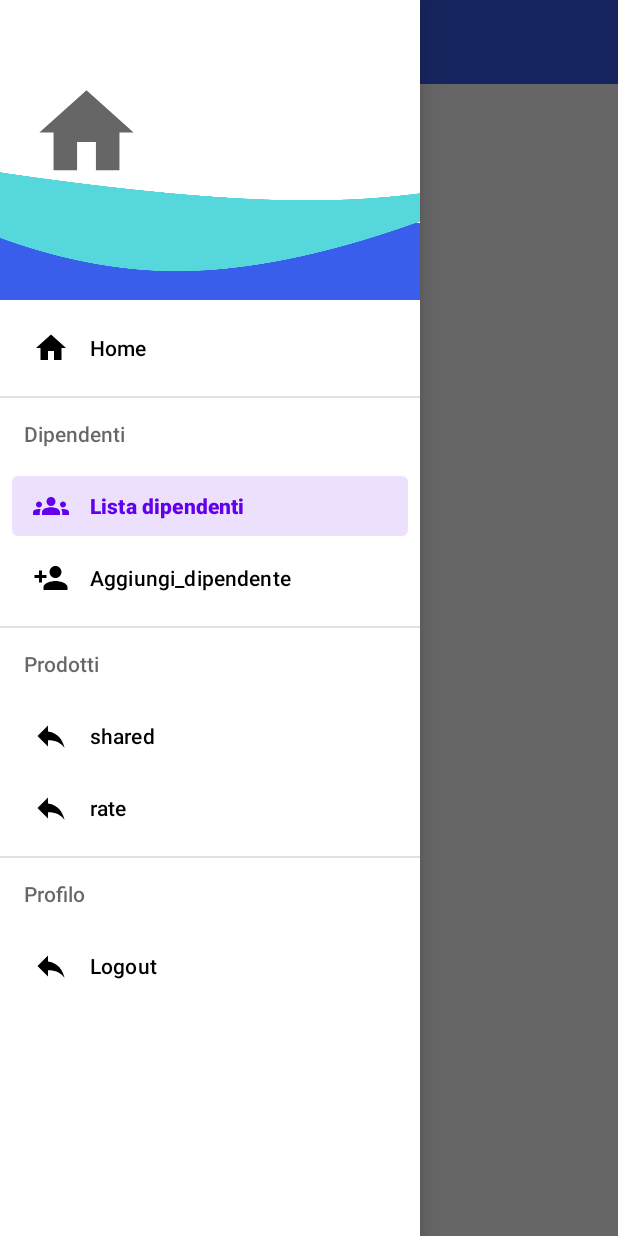
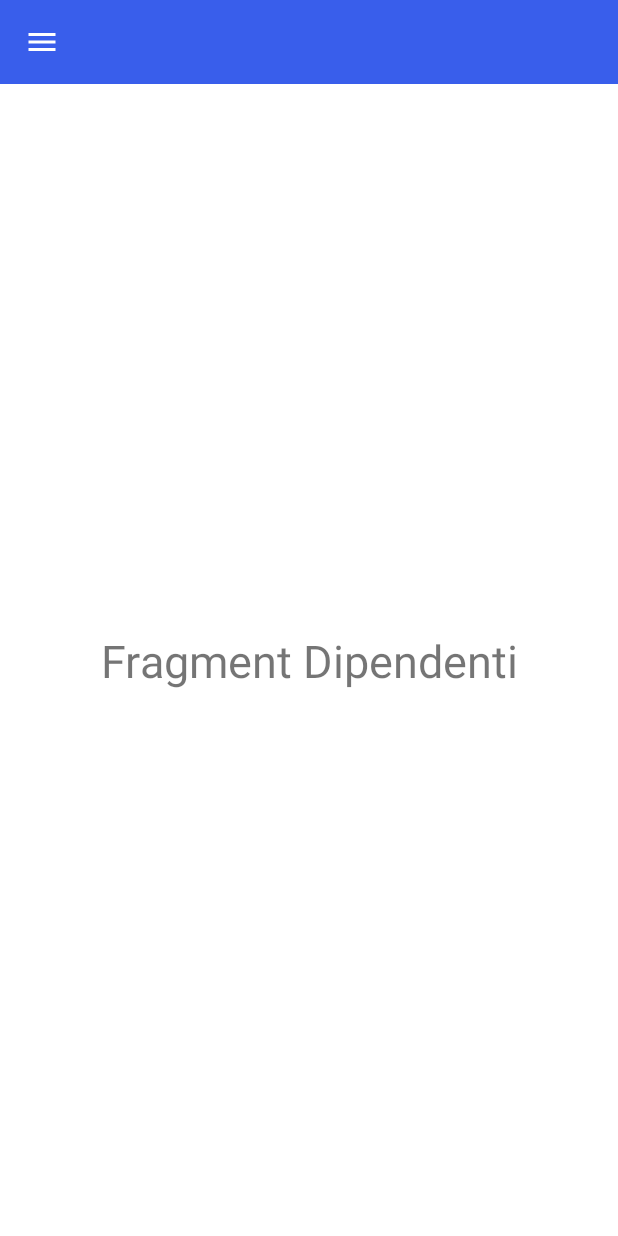
Before and after one commit to Bottrap/MyStore_1_0, an Android app: the ProfileActivity screen opened directly, with no data from a screen before it, in the side drawer, after a tap on "Lista dipendenti", on a phone screen of 412 x 824 dp. Run offline under Robolectric (Android 15) with nearby library versions, the phone set to English and light mode, and no system bars; Roboto replaces fonts that are not available here; 2 statements that could not run were skipped.

Commit message:
Macello pt.1

```diff
--- /dev/null
+++ b/app/src/main/java/com/example/mystore_1_0/Fragments/HomeFragment.java
@@ -0,0 +1,20 @@
+package com.example.mystore_1_0.Fragments;
+
+import android.os.Bundle;
+import android.view.LayoutInflater;
+import android.view.View;
+import android.view.ViewGroup;
+
+import androidx.annotation.NonNull;
+import androidx.annotation.Nullable;
+import androidx.fragment.app.Fragment;
+
+import com.example.mystore_1_0.R;
+
+public class HomeFragment extends Fragment {
+    @Nullable
+    @Override
+    public View onCreateView(@NonNull LayoutInflater inflater, @Nullable ViewGroup container, @Nullable Bundle savedInstanceState) {
+        return inflater.inflate(R.layout.fragment_home, container, false);
+    }
+}
--- /dev/null
+++ b/app/src/main/java/com/example/mystore_1_0/Fragments/ShowUsersFragment.java
@@ -0,0 +1,20 @@
+package com.example.mystore_1_0.Fragments;
+
+import android.os.Bundle;
+import android.view.LayoutInflater;
+import android.view.View;
+import android.view.ViewGroup;
+
+import androidx.annotation.NonNull;
+import androidx.annotation.Nullable;
+import androidx.fragment.app.Fragment;
+
+import com.example.mystore_1_0.R;
+
+public class ShowUsersFragment extends Fragment {
+    @Nullable
+    @Override
+    public View onCreateView(@NonNull LayoutInflater inflater, @Nullable ViewGroup container, @Nullable Bundle savedInstanceState) {
+        return inflater.inflate(R.layout.fragment_showusers, container, false);
+    }
+}
--- a/app/src/main/java/com/example/mystore_1_0/ProfileActivity.java
+++ b/app/src/main/java/com/example/mystore_1_0/ProfileActivity.java
@@ -3,17 +3,23 @@ import androidx.annotation.NonNull;
 import androidx.appcompat.app.ActionBarDrawerToggle;
 import androidx.appcompat.app.AppCompatActivity;
 import androidx.core.content.ContextCompat;
+import androidx.core.content.res.ResourcesCompat;
 import androidx.core.view.GravityCompat;
 import androidx.drawerlayout.widget.DrawerLayout;
 import androidx.appcompat.widget.Toolbar;
 import android.content.Intent;
+import android.graphics.drawable.Drawable;
 import android.os.Bundle;
 import android.view.MenuItem;
 import android.view.View;
 import android.view.Window;
 import android.view.WindowManager;
+import android.widget.EditText;
 import android.widget.TextView;
 
+import com.example.mystore_1_0.Fragments.AddUsersFragment;
+import com.example.mystore_1_0.Fragments.HomeFragment;
+import com.example.mystore_1_0.Fragments.ShowUsersFragment;
 import com.google.android.material.navigation.NavigationView;
 public class ProfileActivity extends AppCompatActivity implements NavigationView.OnNavigationItemSelectedListener {
     DrawerLayout drawerLayout;
@@ -46,13 +52,29 @@ public class ProfileActivity extends AppCompatActivity implements NavigationView
 
         //toolbar
         setSupportActionBar(toolbar);
-        getSupportActionBar().setTitle("Mi dissocio");
+        getSupportActionBar().setDisplayShowTitleEnabled(false);
         //drawer menu
         navigationView.bringToFront(); //si evidenzia alla pressione
         ActionBarDrawerToggle toggle = new ActionBarDrawerToggle(this, drawerLayout, toolbar, R.string.navigation_drawer_open, R.string.navigation_drawer_close);
         drawerLayout.addDrawerListener(toggle);
+        toggle.setDrawerIndicatorEnabled(false);
+        Drawable drawable = ResourcesCompat.getDrawable(getResources(), R.drawable.menu_img, getTheme());
+        toggle.setHomeAsUpIndicator(drawable);
         toggle.syncState();
         navigationView.setNavigationItemSelectedListener(this);
+        toggle.setToolbarNavigationClickListener(new View.OnClickListener() {
+            @Override
+            public void onClick(View v) {
+                if (drawerLayout.isDrawerVisible(GravityCompat.START)) {
+                    drawerLayout.closeDrawer(GravityCompat.START);
+                } else {
+                    drawerLayout.openDrawer(GravityCompat.START);
+                }
+            }
+        });
+
+        getSupportFragmentManager().beginTransaction().replace(R.id.fragment_container, new HomeFragment()).commit();
+
     }
     @Override
     public void onBackPressed() {
@@ -65,6 +87,18 @@ public class ProfileActivity extends AppCompatActivity implements NavigationView
     }
     @Override
     public boolean onNavigationItemSelected(@NonNull MenuItem item) {
+        switch (item.getItemId()){
+            case R.id.nav_home:
+                getSupportFragmentManager().beginTransaction().replace(R.id.fragment_container, new HomeFragment()).commit();
+                break;
+            case R.id.nav_add_dip:
+                getSupportFragmentManager().beginTransaction().replace(R.id.fragment_container, new AddUsersFragment()).commit();
+                break;
+            case R.id.nav_list_dip:
+                getSupportFragmentManager().beginTransaction().replace(R.id.fragment_container, new ShowUsersFragment()).commit();
+                break;
+        }
+        drawerLayout.closeDrawer(GravityCompat.START);
         return true;
     }
 }
--- a/app/src/main/res/layout/activity_profile.xml
+++ b/app/src/main/res/layout/activity_profile.xml
@@ -17,34 +17,25 @@
         app:headerLayout="@layout/header"
         app:menu="@menu/main_menu" />
 
-    <ScrollView
+    <LinearLayout
         android:layout_width="match_parent"
-        android:layout_height="match_parent">
+        android:layout_height="match_parent"
+        android:orientation="vertical">
 
-        <!--
-        <ImageButton
-            android:layout_width="wrap_content"
-            android:layout_height="wrap_content"
-            android:id="@+id/menuBtn"
-            android:layout_marginHorizontal="10dp"
-            android:layout_marginVertical="10dp"
-            app:srcCompat="@drawable/ic_baseline_menu"/>
-        -->
-
-
-        <com.google.android.material.appbar.MaterialToolbar
+        <androidx.appcompat.widget.Toolbar
             android:id="@+id/toolbar"
             android:layout_width="match_parent"
             android:layout_height="wrap_content"
             android:background="@color/bluDiSotto"
             android:minHeight="?attr/actionBarSize"
-            android:theme="?attr/actionBarTheme"
-            app:navigationIcon="@drawable/menu_img" />
+            android:theme="?attr/actionBarTheme" />
 
+        <FrameLayout
+            android:layout_width="match_parent"
+            android:layout_height="match_parent"
+            android:id="@+id/fragment_container"/>
 
-
-
-    </ScrollView>
+    </LinearLayout>
 
 
 </androidx.drawerlayout.widget.DrawerLayout>
--- /dev/null
+++ b/app/src/main/res/layout/fragment_showusers.xml
@@ -0,0 +1,20 @@
+<?xml version="1.0" encoding="utf-8"?>
+<androidx.constraintlayout.widget.ConstraintLayout
+    xmlns:android="http://schemas.android.com/apk/res/android"
+    xmlns:app="http://schemas.android.com/apk/res-auto"
+    xmlns:tools="http://schemas.android.com/tools"
+    android:layout_width="match_parent"
+    android:layout_height="match_parent">
+
+    <TextView
+        android:layout_width="wrap_content"
+        android:layout_height="wrap_content"
+        android:text="Fragment Dipendenti"
+        android:textSize="30sp"
+        app:layout_constraintBottom_toBottomOf="parent"
+        app:layout_constraintEnd_toEndOf="parent"
+        app:layout_constraintStart_toStartOf="parent"
+        app:layout_constraintTop_toTopOf="parent" />
+
+
+</androidx.constraintlayout.widget.ConstraintLayout>
--- a/app/src/main/res/menu/main_menu.xml
+++ b/app/src/main/res/menu/main_menu.xml
@@ -1,5 +1,6 @@
 <?xml version="1.0" encoding="utf-8"?>
 <menu xmlns:android="http://schemas.android.com/apk/res/android">
+
 
 
         <group android:checkableBehavior="single">
```
Also changed, not shown: app/src/main/java/com/example/mystore_1_0/Fragments/AddUsersFragment.java (added, +20 -0 lines), app/src/main/java/com/example/mystore_1_0/LoginActivity.java (+9 -1 lines), app/src/main/res/layout/fragment_addusers.xml (added, +20 -0 lines), app/src/main/res/layout/fragment_home.xml (added, +20 -0 lines).
